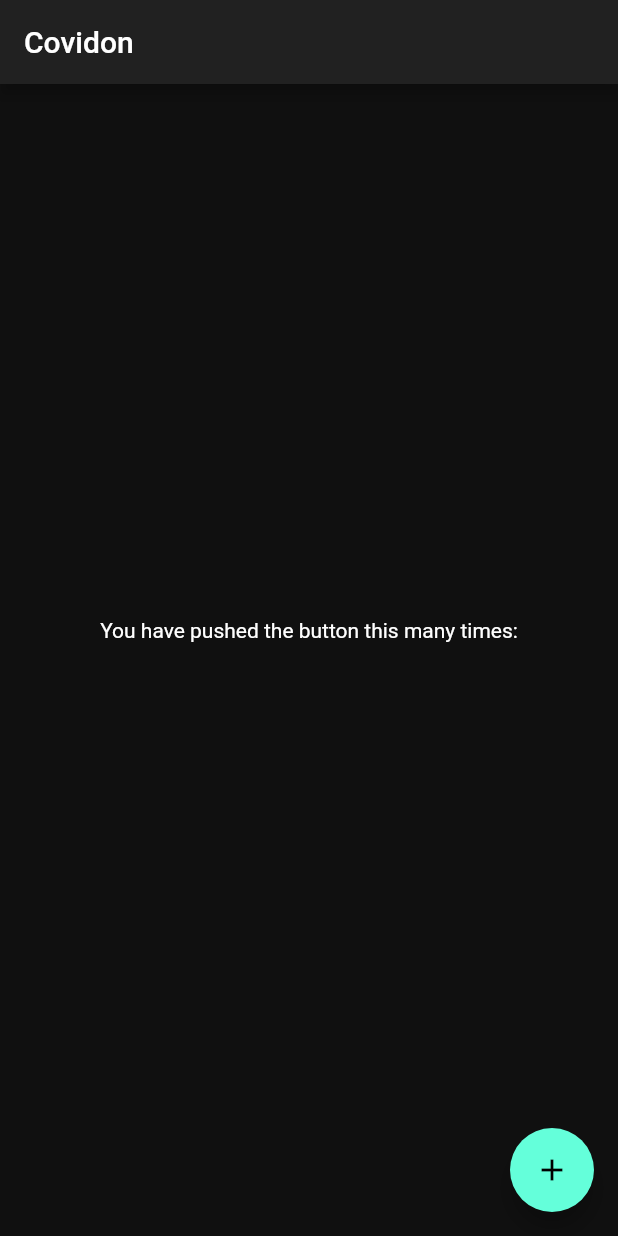
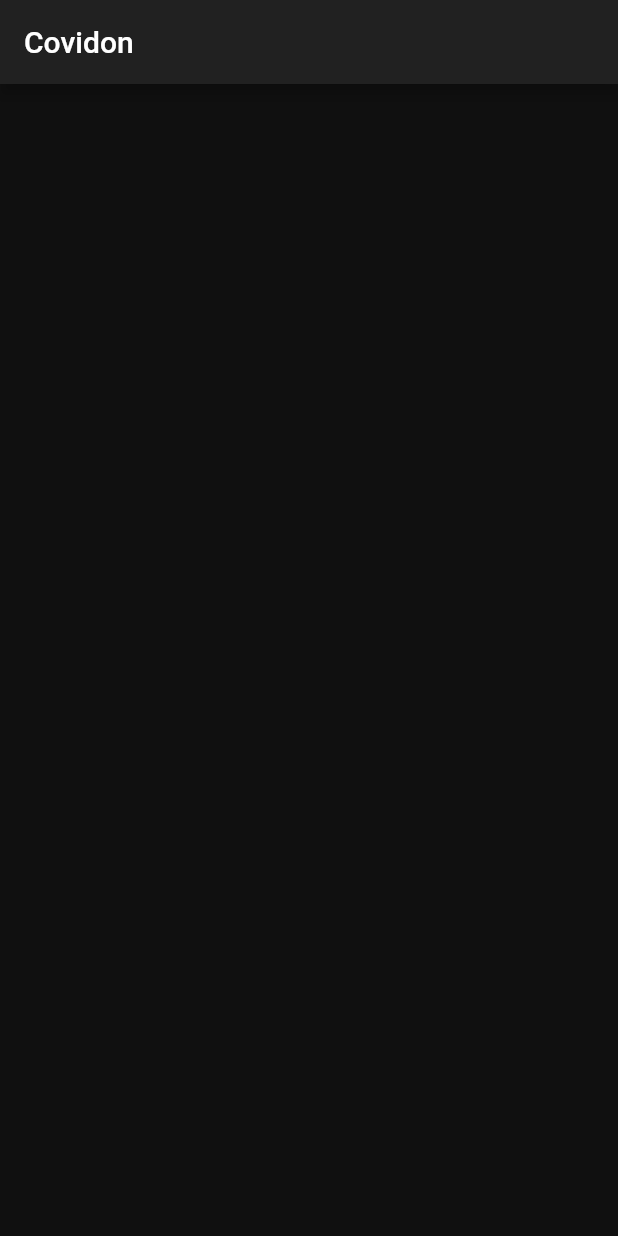
Before and after one commit to zaqturey/covidon, a Flutter app: the screen it shows after launch, on a phone screen of 412 x 824 dp. Run offline on Flutter 3.47's test engine with Material 2 defaults, Android fonts, the phone set to English and light mode, and no system bars.

Commit message:
Refactoring - Started implementing a separate UI layer

```diff
--- a/lib/main.dart
+++ b/lib/main.dart
@@ -1,7 +1,7 @@
-import 'package:covidon/enums/endpoint.dart';
 import 'package:covidon/repository/data_repository.dart';
 import 'package:covidon/services/api_endpoint.dart';
 import 'package:covidon/services/api_service.dart';
+import 'package:covidon/ui/dashboard.dart';
 import 'package:flutter/material.dart';
 import 'package:provider/provider.dart';
 
@@ -23,74 +23,8 @@ class MyApp extends StatelessWidget {
           cardColor: Color(0xFF222222),
           visualDensity: VisualDensity.adaptivePlatformDensity,
         ),
-        home: MyHomePage(title: 'Covidon'),
+        home: Dashboard(),
       ),
     );
   }
 }
-
-class MyHomePage extends StatefulWidget {
-  MyHomePage({Key key, this.title}) : super(key: key);
-  final String title;
-
-  @override
-  _MyHomePageState createState() => _MyHomePageState();
-}
-
-class _MyHomePageState extends State<MyHomePage> {
-  String _accessToken = '';
-  int _cases;
-  int _recovered;
-
-  void _updateAccessToken() async {
-    final apiService = APIService(apiEndpoint: APIEndpoint.sandboxV1());
-    final accessToken = await apiService.getAccessToken();
-    final cases = await apiService.getEndpointDataApiV1(accessToken: accessToken, endpoint: Endpoint.cases);
-    final recovered = await apiService.getEndpointDataApiV1(accessToken: accessToken, endpoint: Endpoint.recovered);
-    setState(() {
-      _accessToken = accessToken;
-      _cases = cases;
-      _recovered = recovered;
-    });
-  }
-
-  @override
-  Widget build(BuildContext context) {
-    return Scaffold(
-      appBar: AppBar(
-        title: Text(widget.title),
-      ),
-      body: Center(
-        child: Column(
-          mainAxisAlignment: MainAxisAlignment.center,
-          children: <Widget>[
-            Text(
-              'You have pushed the button this many times:',
-            ),
-            Text(
-              '$_accessToken',
-              style: Theme.of(context).textTheme.headline4,
-            ),
-            // Since initial value for '_cases' will be NULL,
-            // therefore using 'Collection-If' for NULL Check, and only displaying the 'Text' if its not NULL.
-            if (_cases != null)
-              Text(
-                'Cases: $_cases',
-                style: Theme.of(context).textTheme.headline4,
-              ),
-            if (_recovered != null)
-              Text(
-                'Recovered: $_recovered',
-                style: Theme.of(context).textTheme.headline4,
-              ),
-          ],
-        ),
-      ),
-      floatingActionButton: FloatingActionButton(
-        onPressed: _updateAccessToken,
-        tooltip: 'Increment',
-        child: Icon(Icons.add),
-      ), // This trailing comma makes auto-formatting nicer for build methods.
-    );
-  }
-}
--- /dev/null
+++ b/lib/ui/dashboard.dart
@@ -0,0 +1,18 @@
+import 'package:flutter/material.dart';
+
+class Dashboard extends StatefulWidget {
+  @override
+  _DashboardState createState() => _DashboardState();
+}
+
+class _DashboardState extends State<Dashboard> {
+  @override
+  Widget build(BuildContext context) {
+    return Scaffold(
+      appBar: AppBar(title: Text("Covidon")),
+      body: ListView(
+        children: <Widget>[],
+      ),
+    );
+  }
+}
```
Also changed, not shown: 1 other file.
